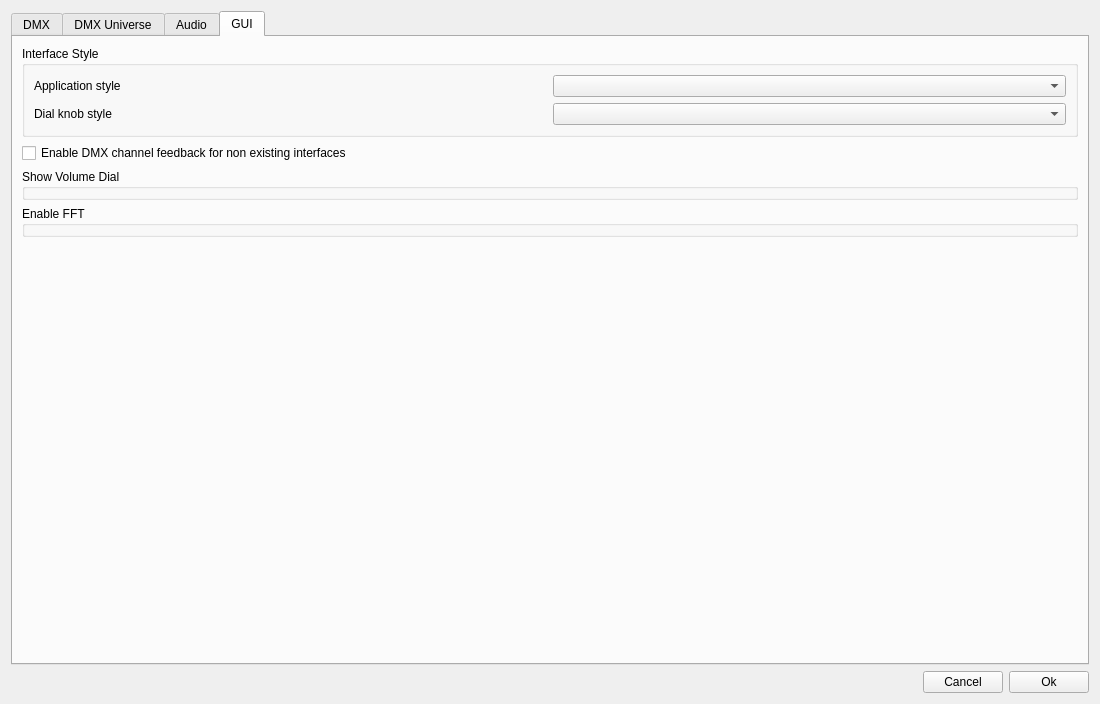
Qt form StageRunner/gui/setupwidget.ui (Pit1966/StageRunner) before a commit.
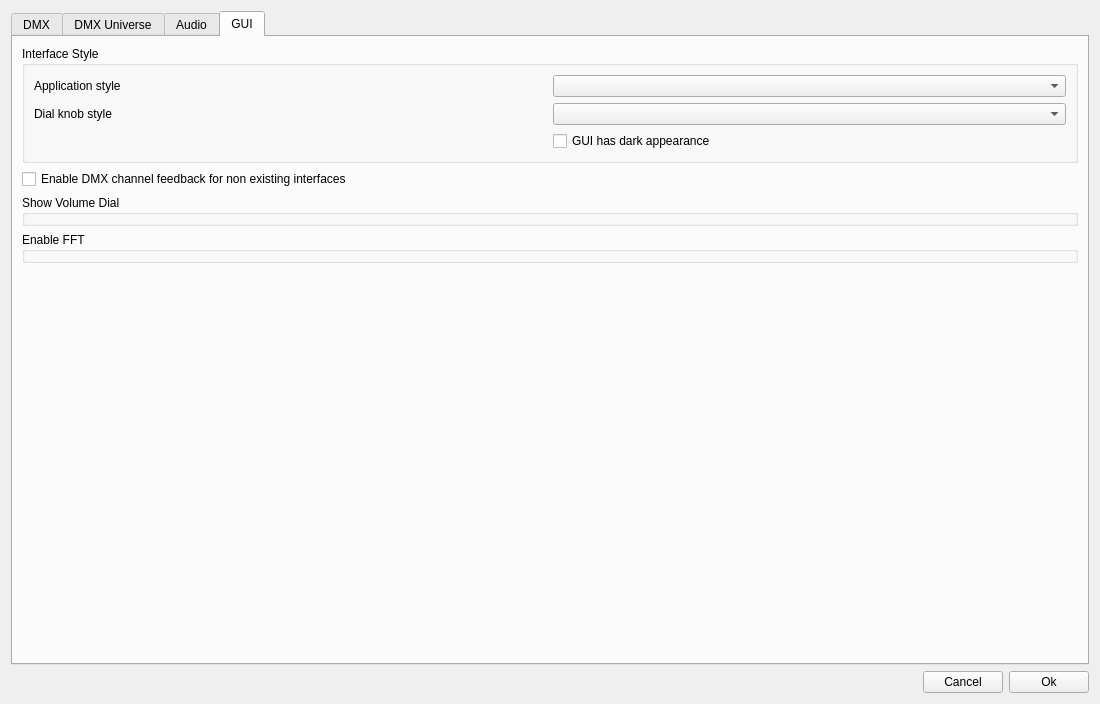
The same form after that commit. The open tabs and pages were chosen to show the change.

Commit message: Added many error messages on application startup. Much better notification if installation does not provide necessary features like audio decoder service for Qt Added PsInfoDialog class.

The edit to the form file:
```diff
--- a/StageRunner/gui/setupwidget.ui
+++ b/StageRunner/gui/setupwidget.ui
@@ -391,6 +391,13 @@
           <item row="1" column="1">
            <widget class="QComboBox" name="dialKnobStyleCombo"/>
           </item>
+          <item row="2" column="1">
+           <widget class="QCheckBox" name="guiIsDarkCheck">
+            <property name="text">
+             <string>GUI has dark appearance</string>
+            </property>
+           </widget>
+          </item>
          </layout>
         </widget>
        </item>
```
Left out of the diff: 2 changed lines with no effect on the pictures. The commit also changes 26 other files.
